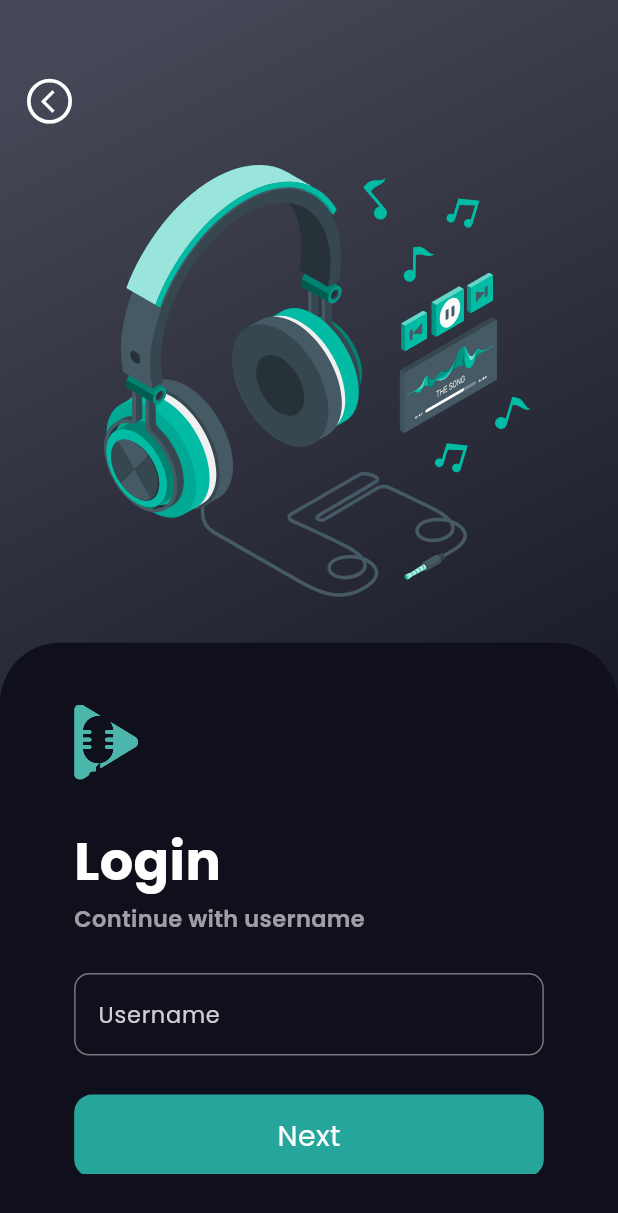
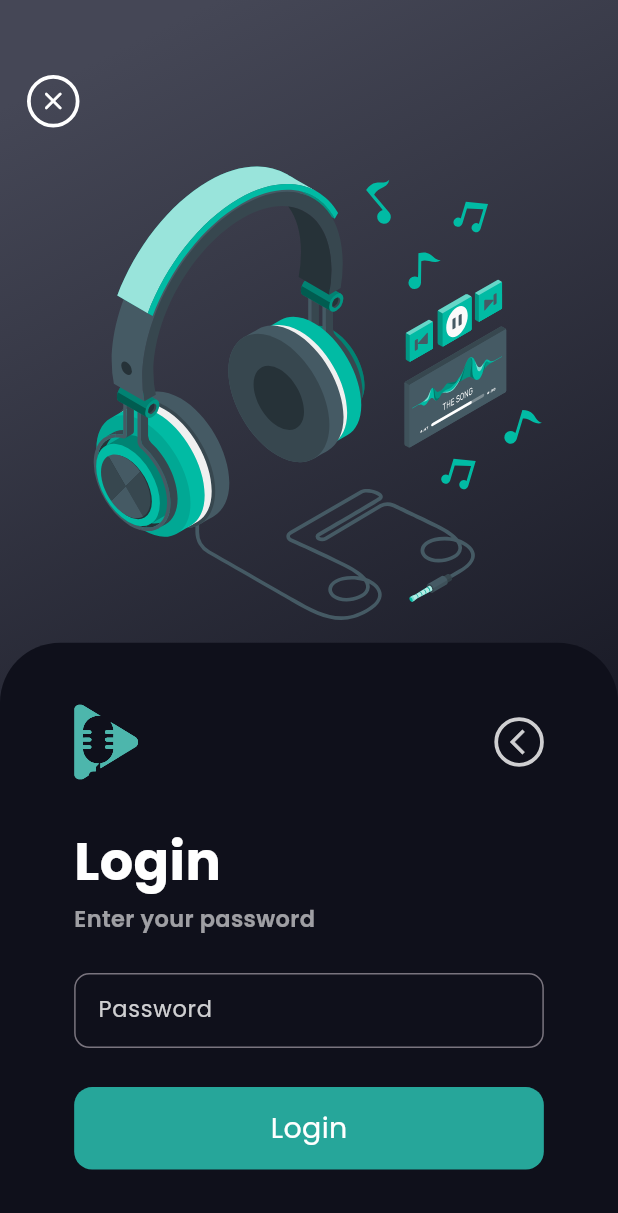
Before and after one commit to shiwangaryan/Voxify-Client, a Flutter app: the screen it shows after launch, after a tap on "Get Started", after a tap on "Next", on a phone screen of 412 x 824 dp. Shown: the top 1213 px of the screen. Run offline on Flutter 3.47's test engine with Material 3 defaults, Android fonts, the phone set to English and light mode, and no system bars; our stand-ins replace bloc, flutter_bloc, flutter_svg, google_fonts, material_symbols_icons.

Commit message:
added slide animation between entering username and password

```diff
--- a/lib/main.dart
+++ b/lib/main.dart
@@ -2,9 +2,7 @@ import 'package:flutter/material.dart';
 import 'package:flutter/services.dart';
 import 'package:flutter_bloc/flutter_bloc.dart';
 import 'package:google_fonts/google_fonts.dart';
-import 'package:voxify_client/screens/authentication/registration_screen.dart';
-import 'package:voxify_client/screens/homescreen/homescreen.dart';
-import 'package:voxify_client/screens/splash/splash_screen.dart';
+import 'package:voxify_client/screens/landing/landing_screen.dart';
 import 'package:voxify_client/services/bloc/auth_popup/auth_popup_bloc.dart';
 import 'package:voxify_client/services/bloc/navigation/navigation_bloc.dart';
 import 'package:voxify_client/utils/constants.dart';
--- a/lib/screens/splash/splash_screen.dart
+++ b/lib/screens/landing/landing_screen.dart
@@ -1,8 +1,8 @@
 import 'package:flutter/material.dart';
 import 'package:flutter_bloc/flutter_bloc.dart';
 import 'package:flutter_svg/flutter_svg.dart';
-import 'package:voxify_client/screens/splash/widgets/get_started_button.dart';
-import 'package:voxify_client/screens/splash/widgets/login_popup.dart';
+import 'package:voxify_client/screens/landing/widgets/get_started_button.dart';
+import 'package:voxify_client/screens/landing/widgets/login_popup.dart';
 import 'package:voxify_client/services/bloc/auth_popup/auth_popup_bloc.dart';
 
 class LandingPage extends StatefulWidget {
@@ -17,6 +17,7 @@ class _LandingPageState extends State<LandingPage> {
   @override
   Widget build(BuildContext context) {
     final height = MediaQuery.of(context).size.height;
+    final width = MediaQuery.of(context).size.width;
     // final width = MediaQuery.of(context).size.width;
     return BlocBuilder<AuthPopupBloc, AuthPopupState>(
       buildWhen: (previous, current) {
@@ -75,12 +76,16 @@ class _LandingPageState extends State<LandingPage> {
                                     ),
                                   ),
                                   padding: const EdgeInsets.only(
-                                      top: 6, left: 7, bottom: 6),
+                                    top: 5,
+                                    left: 5,
+                                    bottom: 5,
+                                    right: 5,
+                                  ),
                                   child: const Center(
                                     child: Icon(
-                                      Icons.arrow_back_ios,
+                                      Icons.close_rounded,
                                       color: Colors.white,
-                                      size: 18,
+                                      size: 20,
                                     ),
                                   ),
                                 ),
@@ -94,7 +99,8 @@ class _LandingPageState extends State<LandingPage> {
                     AnimatedContainer(
                       duration: const Duration(milliseconds: 200),
                       // width: popupOpen ? width * 0.9 : width * 0.98,
-                      height: popupOpen ? height * 0.4 : height * 0.485,
+                      width: width * 0.98,
+                      height: popupOpen ? height * 0.42 : height * 0.5,
                       transform: popupOpen
                           ? Matrix4.translationValues(0, -40, 0)
                           : Matrix4.translationValues(0, 0, 0),
@@ -103,7 +109,7 @@ class _LandingPageState extends State<LandingPage> {
                         fit: BoxFit.fitHeight,
                       ),
                     ),
-                    const SizedBox(height: 34),
+                    const SizedBox(height: 30),
                     Row(
                       mainAxisAlignment: MainAxisAlignment.center,
                       crossAxisAlignment: CrossAxisAlignment.center,
@@ -129,7 +135,7 @@ class _LandingPageState extends State<LandingPage> {
                     Text(
                       'start your podcast journey',
                       style: TextStyle(
-                        fontWeight: FontWeight.w100,
+                        fontWeight: FontWeight.w200,
                         fontSize: 16.5,
                         color: Colors.white.withOpacity(0.8),
                         wordSpacing: 2.5,
--- /dev/null
+++ b/lib/screens/landing/widgets/login_popup.dart
@@ -0,0 +1,269 @@
+import 'package:flutter/material.dart';
+import 'package:flutter_bloc/flutter_bloc.dart';
+import 'package:flutter_svg/flutter_svg.dart';
+import 'package:voxify_client/services/bloc/auth_popup/auth_popup_bloc.dart';
+
+class LoginPopup extends StatefulWidget {
+  const LoginPopup({super.key});
+
+  @override
+  State<LoginPopup> createState() => _LoginPopupState();
+}
+
+class _LoginPopupState extends State<LoginPopup>
+    with SingleTickerProviderStateMixin {
+  TextEditingController usernameController = TextEditingController();
+  TextEditingController passwordController = TextEditingController();
+  bool loginPopup = false;
+  bool usernameCorrect = false;
+
+  //animation ------
+  late AnimationController _animationController;
+  late Animation<Offset> _usernameOffset;
+  late Animation<Offset> _passwordOffset;
+
+  @override
+  void initState() {
+    super.initState();
+    _animationController = AnimationController(
+      duration: const Duration(milliseconds: 500),
+      vsync: this,
+    );
+    _usernameOffset = Tween<Offset>(
+      begin: Offset.zero,
+      end: const Offset(-3, 0),
+    ).animate(
+      CurvedAnimation(parent: _animationController, curve: Curves.easeInOut),
+    );
+    _passwordOffset = Tween<Offset>(
+      begin: const Offset(3, 0),
+      end: Offset.zero,
+    ).animate(
+      CurvedAnimation(parent: _animationController, curve: Curves.easeInOut),
+    );
+  }
+
+  @override
+  void dispose() {
+    _animationController.dispose();
+    usernameController.dispose();
+    passwordController.dispose();
+    super.dispose();
+  }
+
+  @override
+  Widget build(BuildContext context) {
+    final height = MediaQuery.of(context).size.height;
+    final width = MediaQuery.of(context).size.width;
+    return BlocBuilder<AuthPopupBloc, AuthPopupState>(
+      buildWhen: (previous, current) {
+        if (current is AuthPopupStateChange) {
+          if (current.index == 1) {
+            setState(() {
+              loginPopup = true;
+            });
+            return true;
+          } else if (current.index == 0) {
+            setState(() {
+              loginPopup = false;
+            });
+            return true;
+          }
+          return false;
+        } else {
+          return false;
+        }
+      },
+      builder: (context, state) {
+        return AnimatedContainer(
+          curve: Curves.easeInOut,
+          duration: const Duration(milliseconds: 300),
+          height: loginPopup ? height * 0.48 : 0,
+          decoration: const BoxDecoration(
+            color: const Color(0xff0f101b),
+            // color: Colors.black,
+            borderRadius: BorderRadius.only(
+                topLeft: Radius.circular(40), topRight: Radius.circular(40)),
+          ),
+          child: Padding(
+            padding: EdgeInsets.symmetric(
+                vertical: height * 0.05, horizontal: width * 0.12),
+            child: SingleChildScrollView(
+              child: Column(
+                mainAxisAlignment: MainAxisAlignment.center,
+                crossAxisAlignment: CrossAxisAlignment.start,
+                children: [
+                  Row(
+                    crossAxisAlignment: CrossAxisAlignment.center,
+                    children: [
+                      SvgPicture.asset(
+                        'assets/images/logo.svg',
+                        height: 50,
+                        color: Colors.teal[300],
+                      ),
+                      const Spacer(),
+                      usernameCorrect
+                          ? InkWell(
+                              onTap: () {
+                                FocusScope.of(context).unfocus();
+                                if (usernameCorrect) {
+                                  _animationController.reverse();
+                                  setState(() {
+                                    usernameCorrect = false;
+                                  });
+                                }
+                              },
+                              child: Container(
+                                decoration: BoxDecoration(
+                                  shape: BoxShape.circle,
+                                  color: Colors.transparent,
+                                  border: Border.all(
+                                    color: Colors.white.withOpacity(0.8),
+                                    width: 2.5,
+                                  ),
+                                ),
+                                padding: const EdgeInsets.only(
+                                    top: 7, left: 8, bottom: 7),
+                                child:  Center(
+                                  child: Icon(
+                                    Icons.arrow_back_ios,
+                                    color: Colors.white.withOpacity(0.8),
+                                    size: 20,
+                                  ),
+                                ),
+                              ),
+                            )
+                          : const SizedBox(),
+                    ],
+                  ),
+                  const SizedBox(height: 30),
+                  const Text(
+                    'Login',
+                    style: TextStyle(
+                      fontSize: 35,
+                      fontWeight: FontWeight.w700,
+                      color: Colors.white,
+                    ),
+                  ),
+                  const SizedBox(height: 2),
+                  Text(
+                    !usernameCorrect
+                        ? 'Continue with username'
+                        : 'Enter your password',
+                    style: TextStyle(
+                      fontSize: 15,
+                      fontWeight: FontWeight.w600,
+                      color: Colors.white.withOpacity(0.6),
+                    ),
+                  ),
+                  const SizedBox(height: 26),
+                  SizedBox(
+                    height: 50,
+                    child: Stack(
+                      children: [
+                        SlideTransition(
+                          position: _usernameOffset,
+                          child: TextField(
+                            key: const ValueKey('usernameField'),
+                            maxLength: 40,
+                            cursorColor: Colors.teal[100],
+                            decoration: InputDecoration(
+                              counterText: '',
+                              border: OutlineInputBorder(
+                                borderRadius: BorderRadius.circular(10),
+                                borderSide: BorderSide(
+                                  color: Colors.white.withOpacity(0.4),
+                                ),
+                              ),
+                              focusedBorder: OutlineInputBorder(
+                                borderRadius: BorderRadius.circular(10),
+                                borderSide: BorderSide(
+                                  color: Colors.teal[100]!,
+                                ),
+                              ),
+                              hintText: 'Username',
+                              hintStyle: TextStyle(
+                                color: Colors.white.withOpacity(0.8),
+                                fontSize: 15,
+                              ),
+                            ),
+                            style: const TextStyle(
+                              color: Colors.white,
+                              fontSize: 15,
+                            ),
+                            controller: usernameController,
+                          ),
+                        ),
+                        SlideTransition(
+                          position: _passwordOffset,
+                          child: TextField(
+                            key: const ValueKey('passwordField'),
+                            maxLength: 40,
+                            cursorColor: Colors.teal[100],
+                            decoration: InputDecoration(
+                              counterText: '',
+                              border: OutlineInputBorder(
+                                borderRadius: BorderRadius.circular(10),
+                                borderSide: BorderSide(
+                                  color: Colors.white.withOpacity(0.4),
+                                ),
+                              ),
+                              focusedBorder: OutlineInputBorder(
+                                borderRadius: BorderRadius.circular(10),
+                                borderSide: BorderSide(
+                                  color: Colors.teal[100]!,
+                                ),
+                              ),
+                              hintText: 'Password',
+                              hintStyle: TextStyle(
+                                color: Colors.white.withOpacity(0.8),
+                                fontSize: 15,
+                              ),
+                            ),
+                            style: const TextStyle(
+                              color: Colors.white,
+                              fontSize: 15,
+                            ),
+                            controller: passwordController,
+                          ),
+                        ),
+                      ],
+                    ),
+                  ),
+                  const SizedBox(height: 26),
+                  InkWell(
+                    onTap: () {
+                      FocusScope.of(context).unfocus();
+                      if (!usernameCorrect) {
+                        _animationController.forward();
+                        setState(() {
+                          usernameCorrect = true;
+                        });
+                      }
+                    },
+                    child: Container(
+                      height: 55,
+                      decoration: BoxDecoration(
+                        color: Colors.teal[400],
+                        borderRadius: BorderRadius.circular(12),
+                      ),
+                      child: Center(
+                        child: Text(
+                          !usernameCorrect ? 'Next' : 'Login',
+                          style: const TextStyle(
+                            color: Colors.white,
+                            fontSize: 19,
+                          ),
+                        ),
+                      ),
+                    ),
+                  )
+                ],
+              ),
+            ),
+          ),
+        );
+      },
+    );
+  }
+}
--- a/lib/screens/splash/widgets/login_popup.dart
+++ /dev/null
@@ -1,142 +0,0 @@
-import 'package:flutter/material.dart';
-import 'package:flutter_bloc/flutter_bloc.dart';
-import 'package:flutter_svg/flutter_svg.dart';
-import 'package:voxify_client/services/bloc/auth_popup/auth_popup_bloc.dart';
-
-class LoginPopup extends StatefulWidget {
-  const LoginPopup({super.key});
-
-  @override
-  State<LoginPopup> createState() => _LoginPopupState();
-}
-
-class _LoginPopupState extends State<LoginPopup> {
-  TextEditingController usernameController = TextEditingController();
-  bool loginPopup = false;
-
-  @override
-  Widget build(BuildContext context) {
-    final height = MediaQuery.of(context).size.height;
-    final width = MediaQuery.of(context).size.width;
-    return BlocBuilder<AuthPopupBloc, AuthPopupState>(
-      buildWhen: (previous, current) {
-        if (current is AuthPopupStateChange) {
-          if (current.index == 1) {
-            setState(() {
-              loginPopup = true;
-            });
-            return true;
-          } else if (current.index == 0) {
-            setState(() {
-              loginPopup = false;
-            });
-            return true;
-          }
-          return false;
-        } else {
-          return false;
-        }
-      },
-      builder: (context, state) {
-        return AnimatedContainer(
-          curve: Curves.easeInOut,
-          duration: const Duration(milliseconds: 300),
-          height: loginPopup ? height * 0.48 : 0,
-          decoration: const BoxDecoration(
-            color: const Color(0xff0f101b),
-            // color: Colors.black,
-            borderRadius: BorderRadius.only(
-                topLeft: Radius.circular(40), topRight: Radius.circular(40)),
-          ),
-          child: Padding(
-            padding: EdgeInsets.symmetric(
-                vertical: height * 0.05, horizontal: width * 0.12),
-            child: SingleChildScrollView(
-              child: Column(
-                mainAxisAlignment: MainAxisAlignment.center,
-                crossAxisAlignment: CrossAxisAlignment.start,
-                children: [
-                  SvgPicture.asset(
-                    'assets/images/logo.svg',
-                    height: 50,
-                    color: Colors.teal[300],
-                  ),
-                  const SizedBox(height: 30),
-                  const Text(
-                    'Login',
-                    style: TextStyle(
-                      fontSize: 35,
-                      fontWeight: FontWeight.w700,
-                      color: Colors.white,
-                    ),
-                  ),
-                  const SizedBox(height: 2),
-                  Text(
-                    'Continue with username',
-                    style: TextStyle(
-                      fontSize: 15,
-                      fontWeight: FontWeight.w600,
-                      color: Colors.white.withOpacity(0.6),
-                    ),
-                  ),
-                  const SizedBox(height: 26),
-                  TextField(
-                    maxLength: 40,
-                    cursorColor: Colors.teal[100],
-                    decoration: InputDecoration(
-                      counterText: '',
-                      border: OutlineInputBorder(
-                        borderRadius: BorderRadius.circular(10),
-                        borderSide: BorderSide(
-                          color: Colors.white.withOpacity(0.4),
-                        ),
-                      ),
-                      focusedBorder: OutlineInputBorder(
-                        borderRadius: BorderRadius.circular(10),
-                        borderSide: BorderSide(
-                          color: Colors.teal[100]!,
-                        ),
-                      ),
-                      hintText: 'Username',
-                      hintStyle: TextStyle(
-                        color: Colors.white.withOpacity(0.8),
-                        fontSize: 15,
-                      ),
-                    ),
-                    style: const TextStyle(
-                      color: Colors.white,
-                      fontSize: 15,
-                    ),
-                    controller: usernameController,
-                  ),
-                  const SizedBox(height: 26),
-                  InkWell(
-                    onTap: () {
-                      FocusScope.of(context).unfocus();
-                    },
-                    child: Container(
-                      height: 55,
-                      decoration: BoxDecoration(
-                        color: Colors.teal[400],
-                        borderRadius: BorderRadius.circular(12),
-                      ),
-                      child: const Center(
-                        child: Text(
-                          'Next',
-                          style: TextStyle(
-                            color: Colors.white,
-                            fontSize: 19,
-                          ),
-                        ),
-                      ),
-                    ),
-                  )
-                ],
-              ),
-            ),
-          ),
-        );
-      },
-    );
-  }
-}
```
Also changed, not shown: lib/screens/landing/widgets/get_started_button.dart (renamed from lib/screens/splash/widgets/get_started_button.dart).
